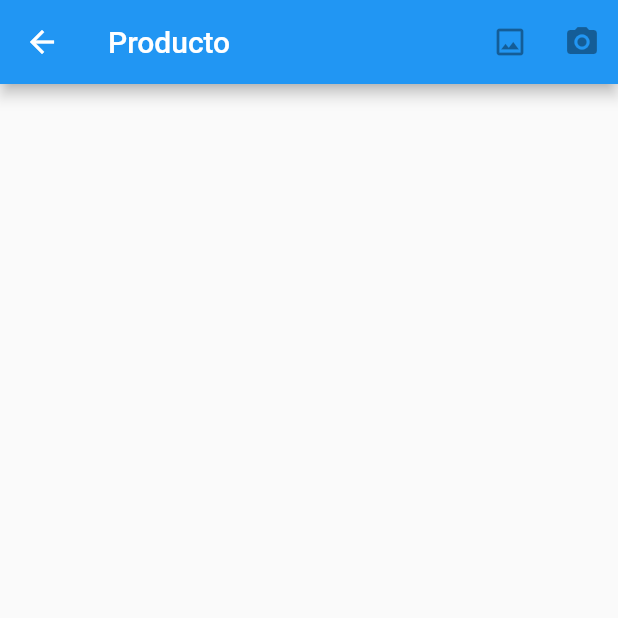
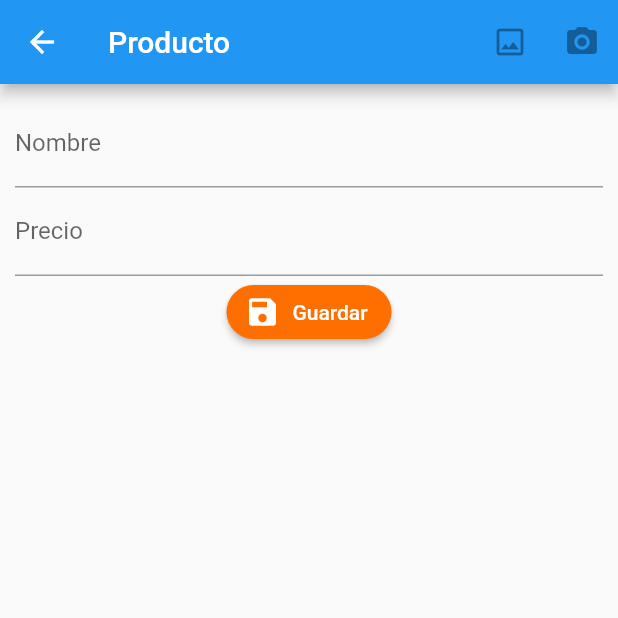
Before and after one commit to PACOdergod/flutter_crud_productos, a Flutter app: the ProductoPage screen opened by its route, on a phone screen of 412 x 824 dp, the top half of it. Run offline on Flutter 3.47's test engine with Material 2 defaults, Android fonts, the phone set to English and light mode, and no system bars; our stand-ins replace rxdart.

Commit message:
los forms para nombre y precio utlisan la funcion isNumeric de utils, asi valida los campos de texto

```diff
--- a/lib/src/pages/producto_page.dart
+++ b/lib/src/pages/producto_page.dart
@@ -1,6 +1,14 @@
 import 'package:flutter/material.dart';
+import 'package:flutter_productos/src/utils/utils.dart' as utils;
 
-class ProductoPage extends StatelessWidget {
+class ProductoPage extends StatefulWidget {
+  @override
+  _ProductoPageState createState() => _ProductoPageState();
+}
+
+class _ProductoPageState extends State<ProductoPage> {
+  final formKey = GlobalKey<FormState>();
+
   @override
   Widget build(BuildContext context) {
     return Scaffold(
@@ -11,7 +19,60 @@ class ProductoPage extends StatelessWidget {
           IconButton(icon: Icon(Icons.camera_alt), onPressed: null)
         ],
       ),
-      body: SingleChildScrollView(),
+      body: SingleChildScrollView(
+        child: Container(
+          padding: EdgeInsets.all(10.0),
+          child: Form(
+              key: formKey,
+              child: Column(
+                children: [_crearNombre(), _crearPrecio(), _crearBoton()],
+              )),
+        ),
+      ),
     );
   }
+
+  Widget _crearNombre() {
+    return TextFormField(
+      textCapitalization: TextCapitalization.sentences,
+      decoration: InputDecoration(labelText: 'Nombre'),
+      validator: (value) {
+        if (value.length < 3) {
+          return 'Ingrese el nombre';
+        } else {
+          return null;
+        }
+      },
+    );
+  }
+
+  Widget _crearPrecio() {
+    return TextFormField(
+      keyboardType: TextInputType.numberWithOptions(decimal: true),
+      textCapitalization: TextCapitalization.sentences,
+      decoration: InputDecoration(labelText: 'Precio'),
+      validator: (value) {
+        if (utils.isNumeric(value)) {
+          return null;
+        } else {
+          return 'solo numeros';
+        }
+      },
+    );
+  }
+
+  Widget _crearBoton() {
+    return RaisedButton.icon(
+      shape: RoundedRectangleBorder(borderRadius: BorderRadius.circular(20.0)),
+      icon: Icon(Icons.save),
+      label: Text('Guardar'),
+      color: Colors.amber[900],
+      textColor: Colors.white,
+      onPressed: _submit,
+    );
+  }
+
+  void _submit() {
+    formKey.currentState.validate();
+  }
 }
```
Also changed, not shown: lib/src/utils/utils.dart (added, +7 -0 lines).
